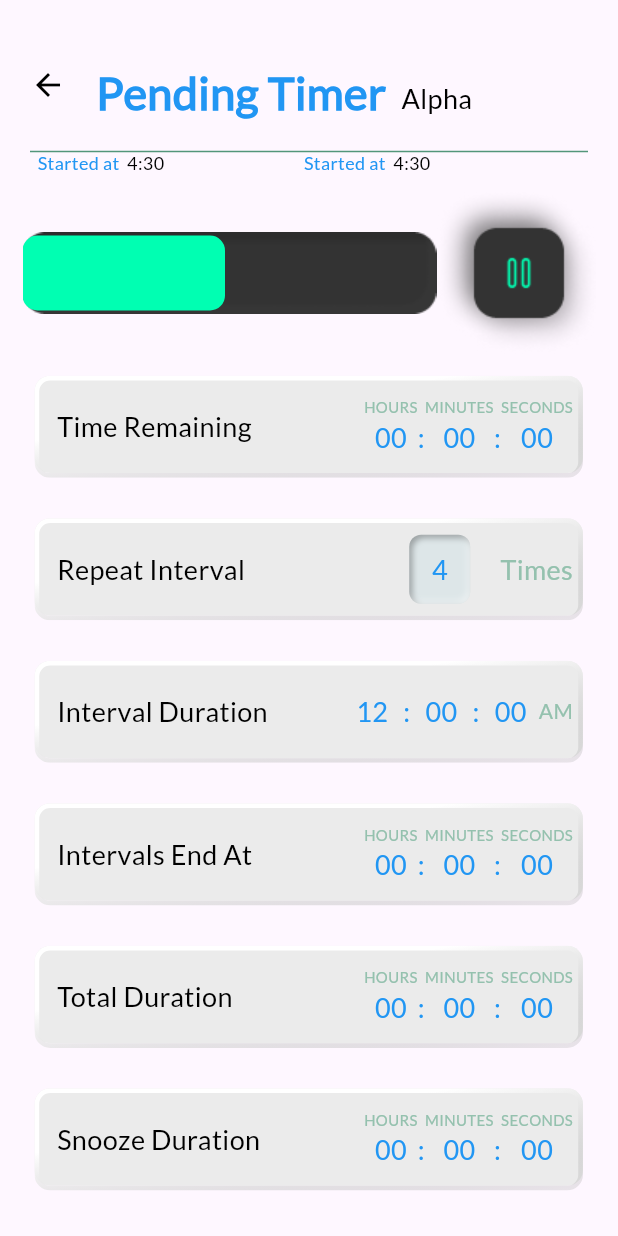
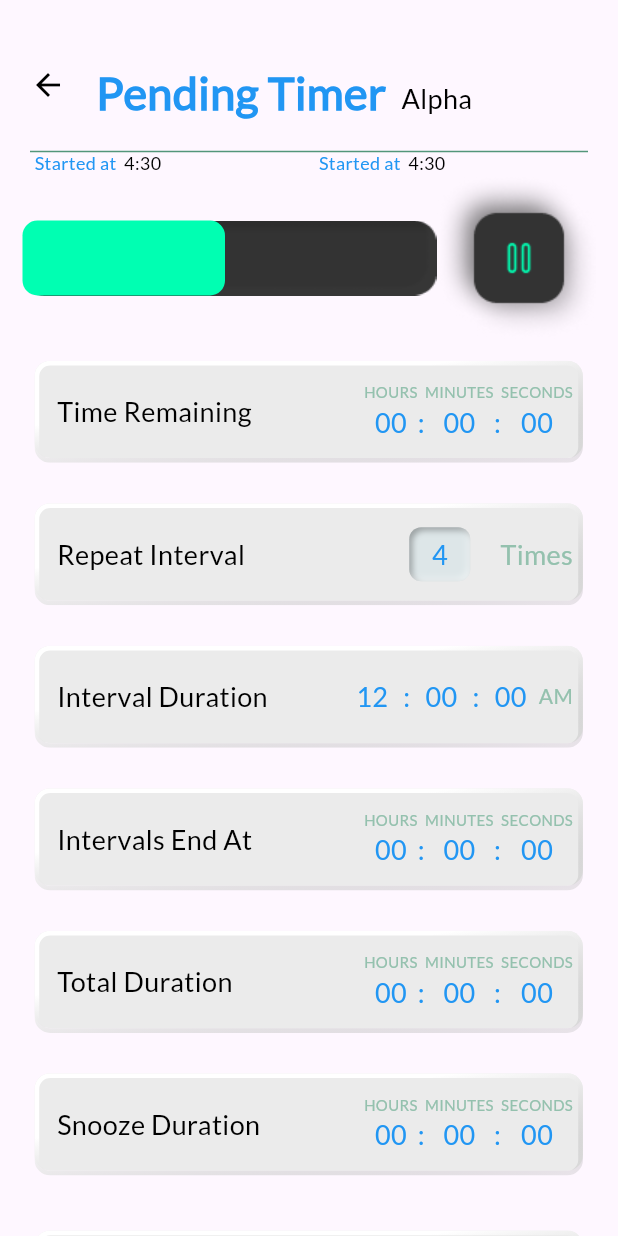
Before and after one commit to thecompletesoftech/alarmclock, a Flutter app: the AddMIVSTimer screen opened directly, after a tap on "Go", on a phone screen of 412 x 824 dp. Run offline on Flutter 3.47's test engine with Material 3 defaults, Android fonts, the phone set to English and light mode, and no system bars; drawn by our look-alikes of percent_indicator; our stand-ins replace analog_clock, assets_audio_player, carousel_slider, cloud_firestore, dots_indicator, firebase_auth and 10 more; missing offline and left inert: alarm; accounts and stored records are empty; key blocks and very long unbroken strings in the code were emptied for the run.

Commit message:
pemnding timer

```diff
--- a/lib/View/MIVSTimer/AddMiIVsTimer.dart
+++ b/lib/View/MIVSTimer/AddMiIVsTimer.dart
@@ -58,6 +58,7 @@ class _AddMIVSTimerState extends State<AddMIVSTimer> {
               SizedBox(height: NeumorphicTheme.isUsingDark(context) ? 25 : 20),
               Timercard(
                   title: snoozetxt, hour: "00", minute: "00", second: "00"),
+                  SizedBox(height: 30),
               Row(
                 children: [
                   Expanded(
--- a/lib/View/MIVSTimer/PendingTimer.dart
+++ b/lib/View/MIVSTimer/PendingTimer.dart
@@ -30,15 +30,13 @@ class _PendingTimerState extends State<PendingTimer> {
             showsubtitle: true,
             subtitle: "Alpha",
           )),
-      body: Padding(
-        padding: const EdgeInsets.symmetric(horizontal: 15.0),
-        child: SingleChildScrollView(
+      body: SingleChildScrollView(
         child: Column(
           children: [
             Column(
               children: [
                 Padding(
-                    padding: const EdgeInsets.only(left: 10.0, right: 110.0),
+                  padding: const EdgeInsets.only(left: 8.0, right: 100.0),
                   child: Row(
                     mainAxisAlignment: MainAxisAlignment.spaceBetween,
                     children: [
@@ -57,8 +55,8 @@ class _PendingTimerState extends State<PendingTimer> {
                             "4:30",
                             style: MyTextStyle.Dynamic(
                                 style: MyTextStyle.mw40012,
-                                  color: NeumorphicTheme.defaultTextColor(
-                                      context)),
+                                color:
+                                    NeumorphicTheme.defaultTextColor(context)),
                           ),
                         ],
                       ),
@@ -77,28 +75,29 @@ class _PendingTimerState extends State<PendingTimer> {
                             "4:30",
                             style: MyTextStyle.Dynamic(
                                 style: MyTextStyle.mw40012,
-                                  color: NeumorphicTheme.defaultTextColor(
-                                      context)),
+                                color:
+                                    NeumorphicTheme.defaultTextColor(context)),
                           ),
                         ],
                       ),
                     ],
                   ),
                 ),
-                  SizedBox(height: 10),
+                // SizedBox(height: 5),
                 Row(
                   children: [
                     Expanded(
-                        child: Stack(
+                      child: Column(
+                        children: [
+                          Stack(
                             alignment: Alignment.centerLeft,
                             children: [
                               Container(
                                 width: MediaQuery.sizeOf(context).width,
-                              // height: 50,
+                                height: 50.0,
                                 child: Image.asset(
                                   fit: BoxFit.fill,
                                   "assets/ProgressBar.png",
-
                                   // scale: 0.1,
                                 ),
                               ),
@@ -115,16 +114,15 @@ class _PendingTimerState extends State<PendingTimer> {
                               )
                             ],
                           ),
+                        ],
+                      ),
                     ),
                     Image.asset("assets/Play.png")
                   ],
                 ),
                 SizedBox(height: 10),
                 Timercard(
-                      title: timeReaming,
-                      hour: "00",
-                      minute: "00",
-                      second: "00"),
+                    title: timeReaming, hour: "00", minute: "00", second: "00"),
                 SizedBox(height: 20),
                 IntervalCard(
                   title: reperatinterval,
@@ -140,10 +138,7 @@ class _PendingTimerState extends State<PendingTimer> {
                 ),
                 SizedBox(height: 20),
                 Timercard(
-                      title: intervalend,
-                      hour: "00",
-                      minute: "00",
-                      second: "00"),
+                    title: intervalend, hour: "00", minute: "00", second: "00"),
                 SizedBox(height: 20),
                 Timercard(
                     title: totalduration,
@@ -154,7 +149,7 @@ class _PendingTimerState extends State<PendingTimer> {
                 Timercard(
                     title: snoozetxt, hour: "00", minute: "00", second: "00"),
               ],
-              ),
+            ).paddingSymmetric(horizontal: 15),
             SizedBox(height: 30),
             widget.showbtn == true
                 ? Row(
@@ -184,10 +179,9 @@ class _PendingTimerState extends State<PendingTimer> {
                     onTap: () {
                       nextscreen(context, AlramTimesup());
                     },
-                    ),
+                  ).paddingSymmetric(horizontal: 15.0),
             SizedBox(height: 30),
           ],
-          ),
         ),
       ),
     );
--- a/lib/Widgets/Intervalcard.dart
+++ b/lib/Widgets/Intervalcard.dart
@@ -28,7 +28,7 @@ class IntervalCard extends StatelessWidget {
                     boxShape: buttonradius(),
                   ),
                   child: Container(
-                    padding: EdgeInsets.symmetric(horizontal: 15, vertical: 10),
+                    padding: EdgeInsets.symmetric(horizontal: 15, vertical: 5),
                     child: Text(
                       interval.toString(),
                       style: MyTextStyle.Dynamic(
--- a/lib/main.dart
+++ b/lib/main.dart
@@ -34,7 +34,7 @@ class MyApp extends StatelessWidget {
       debugShowCheckedModeBanner: false,
       home: NeumorphicApp(
         debugShowCheckedModeBanner: false,
-        title: 'Flutter Demo',
+        title: 'Tival',
         themeMode: MediaQuery.of(context).platformBrightness == Brightness.dark
             ? ThemeMode.dark
             : ThemeMode.light,
--- a/pubspec.yaml
+++ b/pubspec.yaml
@@ -53,7 +53,7 @@ dependencies:
   fluttertoast: ^8.2.4
   flutter_local_notifications: ^5.0.0
   firebase_messaging:
-  audioplayers: ^5.2.1
+  assets_audio_player:
   percent_indicator: ^4.2.3
 
 dev_dependencies:
```
Also changed, not shown: pubspec.lock, 5 other files. Lines whose indentation alone changed are shown as unchanged.
